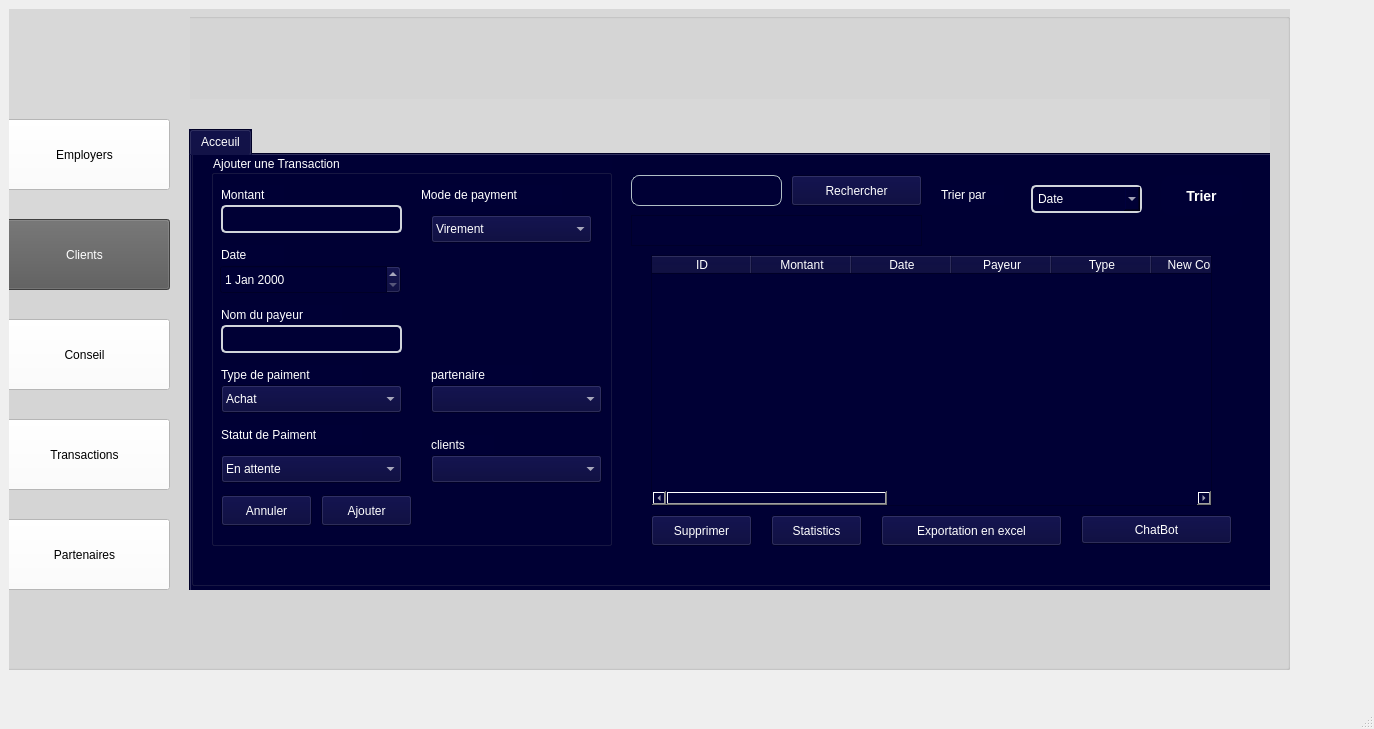
Qt form mainwindow.ui (ProjetCppS2-2425/projetcpp-innovatehub) before a commit.
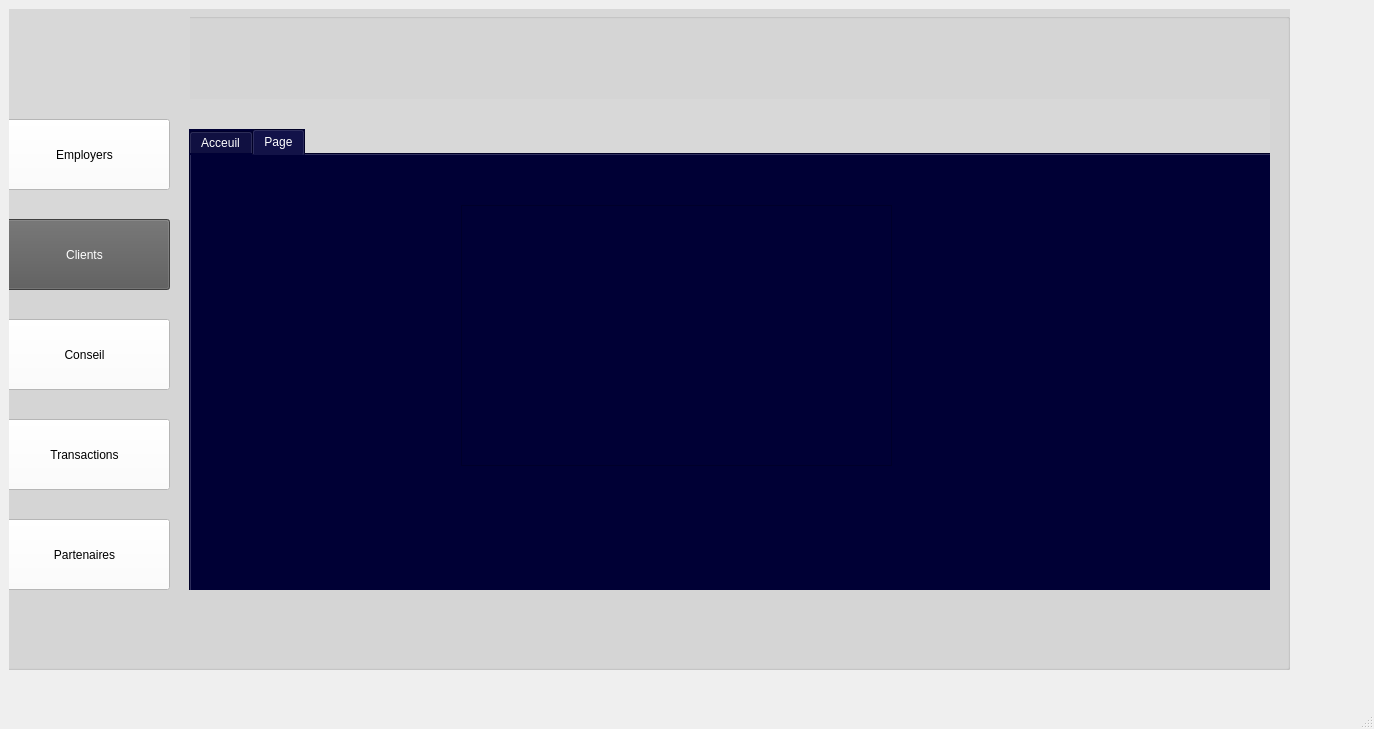
The same form after that commit. Icons and pictures are not drawn.

Commit message: Added arduino files and updated mainwindow.ui and workshift.pro

```diff
--- a/mainwindow.ui
+++ b/mainwindow.ui
@@ -3134,7 +3134,7 @@
 selection-background-color: rgb(255, 255, 255);</string>
            </property>
            <property name="currentIndex">
-            <number>0</number>
+            <number>1</number>
            </property>
            <widget class="QWidget" name="tab_9">
             <attribute name="title">
@@ -3782,6 +3782,21 @@
              </widget>
             </widget>
            </widget>
+           <widget class="QWidget" name="tab_7">
+            <attribute name="title">
+             <string>Page</string>
+            </attribute>
+            <widget class="QTextBrowser" name="teaxtBrowser_transaction">
+             <property name="geometry">
+              <rect>
+               <x>270</x>
+               <y>50</y>
+               <width>431</width>
+               <height>261</height>
+              </rect>
+             </property>
+            </widget>
+           </widget>
           </widget>
          </widget>
          <widget class="QWidget" name="page_6">
```
The commit also changes 3 other files.
